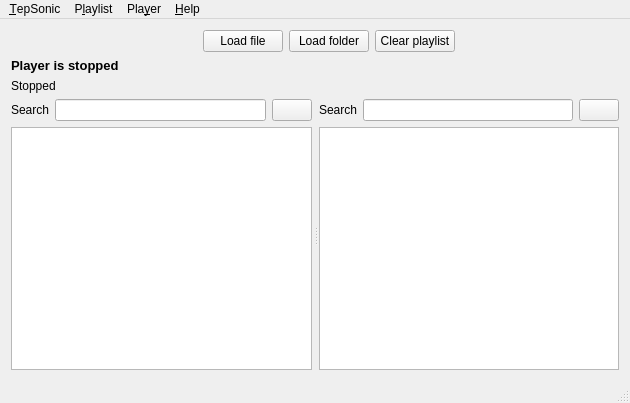
The window that player/ui/mainwindow.ui (danvratil/TepSonic) describes before a commit, drawn with Qt 5.
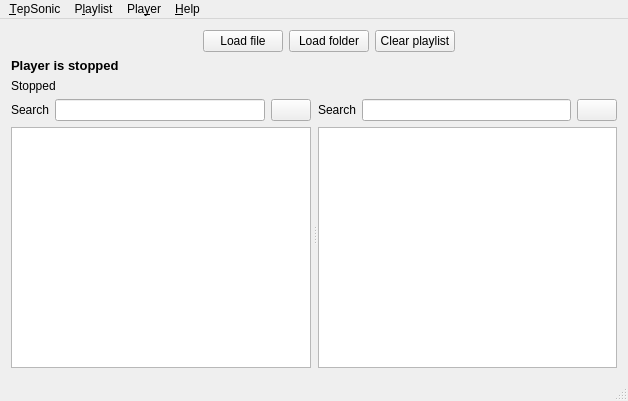
The same window after the commit. Icons and pictures are not drawn. Custom widgets are drawn as their Qt base class.

The edit to the form file:
```diff
--- a/player/ui/mainwindow.ui
+++ b/player/ui/mainwindow.ui
@@ -6,8 +6,8 @@
    <rect>
     <x>0</x>
     <y>0</y>
-    <width>630</width>
-    <height>403</height>
+    <width>628</width>
+    <height>401</height>
    </rect>
   </property>
   <property name="sizePolicy">
@@ -429,7 +429,7 @@
     <rect>
      <x>0</x>
      <y>0</y>
-     <width>630</width>
+     <width>628</width>
      <height>20</height>
     </rect>
    </property>
```
